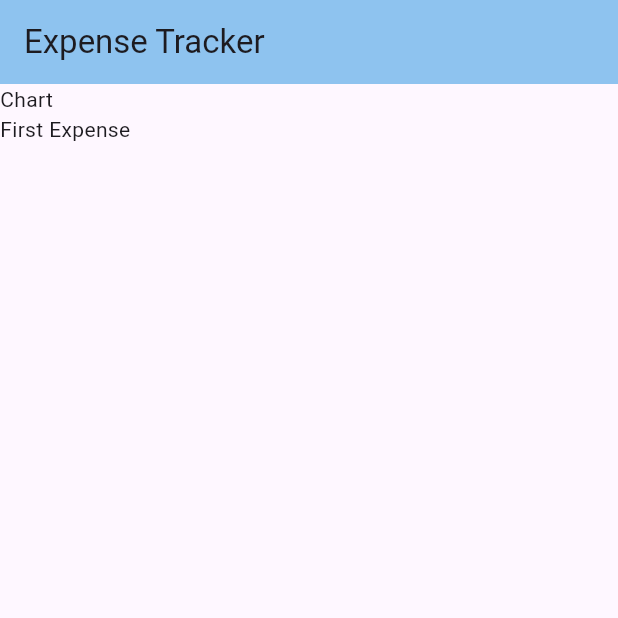
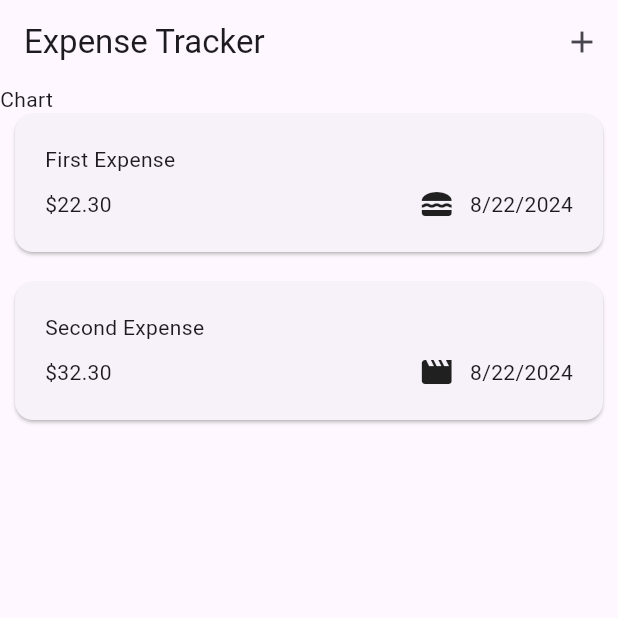
Before and after one commit to KennethMinn/EXPENSE_TRACKER_FLUTTER, a Flutter app: the screen it shows after launch, on a phone screen of 412 x 824 dp, the top half of it. Run offline on Flutter 3.47's test engine with Material 3 defaults, Android fonts, the phone set to English and light mode, and no system bars.

Commit message:
feat : add overlay and title input

```diff
--- /dev/null
+++ b/lib/expense_card.dart
@@ -0,0 +1,40 @@
+import 'package:expense_tracker/models/expense.dart';
+import 'package:flutter/material.dart';
+
+class ExpenseCard extends StatelessWidget {
+  final Expense expense;
+
+  const ExpenseCard(this.expense, {super.key});
+
+  @override
+  Widget build(BuildContext context) {
+    return Card(
+      margin: const EdgeInsets.only(bottom: 20, left: 10, right: 10),
+      child: Padding(
+        padding: const EdgeInsets.symmetric(horizontal: 20, vertical: 20),
+        child: Column(
+          crossAxisAlignment: CrossAxisAlignment.start,
+          children: [
+            Text(expense.title),
+            const SizedBox(
+              height: 8,
+            ),
+            Row(
+              mainAxisAlignment: MainAxisAlignment.spaceBetween,
+              children: [
+                Text('\$${expense.amount.toStringAsFixed(2)}'),
+                Row(
+                  children: [
+                    Icon(categoryIcons[expense.category]),
+                    const SizedBox(width: 10),
+                    Text(expense.formattedDate)
+                  ],
+                )
+              ],
+            )
+          ],
+        ),
+      ),
+    );
+  }
+}
--- a/lib/expense_list.dart
+++ b/lib/expense_list.dart
@@ -1,3 +1,4 @@
+import 'package:expense_tracker/expense_card.dart';
 import 'package:expense_tracker/models/expense.dart';
 import 'package:flutter/material.dart';
 
@@ -10,7 +11,7 @@ class ExpenseList extends StatelessWidget {
   Widget build(BuildContext context) {
     //ListView - like Column but scrollable -builder only create when the widget is visible
     return ListView.builder(
-        itemCount: expenses.length,
-        itemBuilder: (ctx, index) => Text(expenses[index].title));
+        itemCount: expenses.length, //func will run expenses.length times
+        itemBuilder: (ctx, index) => ExpenseCard(expenses[index]));
   }
 }
--- a/lib/expense_screen.dart
+++ b/lib/expense_screen.dart
@@ -1,7 +1,7 @@
 import 'package:expense_tracker/expense_list.dart';
 import 'package:expense_tracker/models/expense.dart';
+import 'package:expense_tracker/save_expense.dart';
 import 'package:flutter/material.dart';
-import 'package:flutter/widgets.dart';
 
 class ExpenseScreen extends StatefulWidget {
   const ExpenseScreen({super.key});
@@ -18,18 +18,37 @@ class _ExpenseScreenState extends State<ExpenseScreen> {
         title: "First Expense",
         amount: 22.3,
         date: DateTime.now(),
-        category: Category.food)
+        category: Category.food),
+    Expense(
+        title: "Second Expense",
+        amount: 32.3,
+        date: DateTime.now(),
+        category: Category.leisure),
   ];
+
+  void openSaveExpenseOverlay() {
+    showModalBottomSheet(
+        context: context, builder: (ctx) => const SaveExpense());
+  }
 
   @override
   Widget build(BuildContext context) {
-    return Column(
+    return Scaffold(
+      appBar: AppBar(
+        actions: [
+          IconButton(
+              onPressed: openSaveExpenseOverlay, icon: const Icon(Icons.add))
+        ],
+        title: const Text("Expense Tracker"),
+      ),
+      body: Column(
         crossAxisAlignment: CrossAxisAlignment.start,
         children: [
           const Text("Chart"),
           // wrap with Expanded if the column is inside of a column
           Expanded(child: ExpenseList(expenses: expenses))
         ],
+      ),
     );
   }
 }
--- a/lib/models/expense.dart
+++ b/lib/models/expense.dart
@@ -1,8 +1,25 @@
+import 'package:flutter/material.dart';
+import 'package:intl/intl.dart';
 import 'package:uuid/uuid.dart';
 
 const uuid = Uuid();
+final DateFormat formatter = DateFormat.yMd();
 
 enum Category { food, leisure, travel, work }
+
+// const categoryIcons ={
+//   Category.food : Icons.lunch_dining,
+//   Category.leisure : Icons.movie,
+//   Category.travel :Icons.flight,
+//   Category.work : Icons.work
+// }
+
+final Map<Category, IconData> categoryIcons = {
+  Category.food: Icons.lunch_dining,
+  Category.leisure: Icons.movie,
+  Category.travel: Icons.flight,
+  Category.work: Icons.work
+};
 
 class Expense {
   final String id;
@@ -17,4 +34,8 @@ class Expense {
       required this.date,
       required this.category})
       : id = uuid.v4(); //initializer list
+
+  String get formattedDate {
+    return formatter.format(date);
+  }
 }
--- a/pubspec.yaml
+++ b/pubspec.yaml
@@ -36,6 +36,7 @@ dependencies:
   # Use with the CupertinoIcons class for iOS style icons.
   cupertino_icons: ^1.0.6
   uuid: ^4.4.2
+  intl: ^0.19.0
 
 dev_dependencies:
   flutter_test:
```
Also changed, not shown: lib/main.dart (+2 -8 lines), lib/save_expense.dart (added, +50 -0 lines), pubspec.lock. Lines whose indentation alone changed are shown as unchanged.
